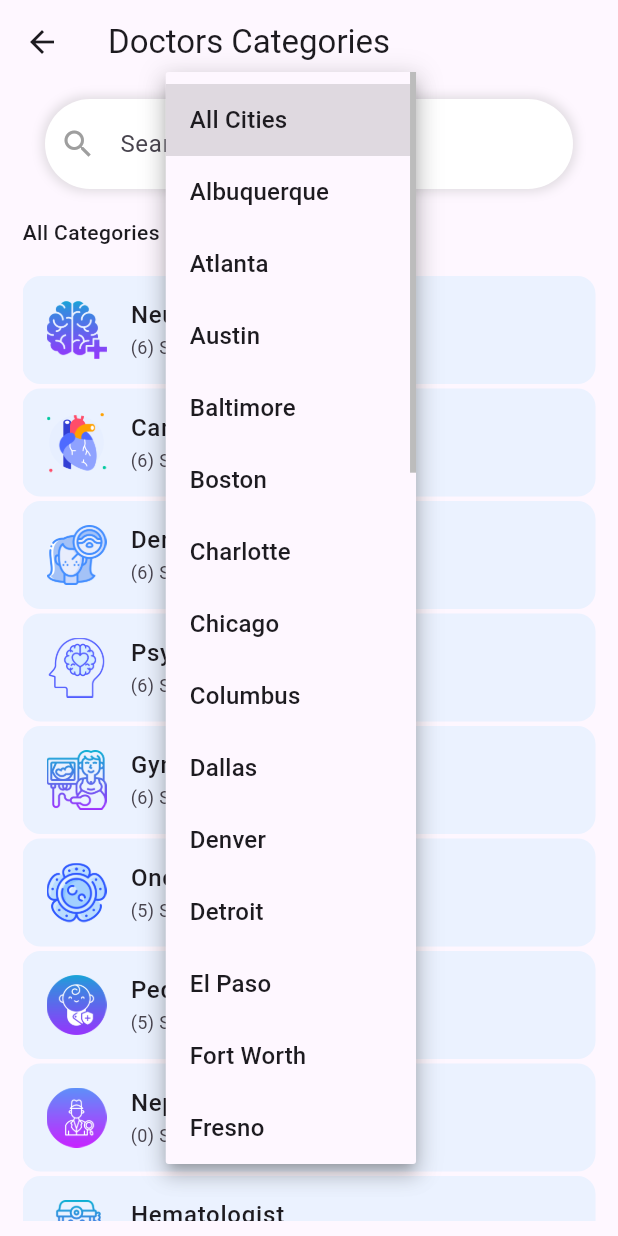
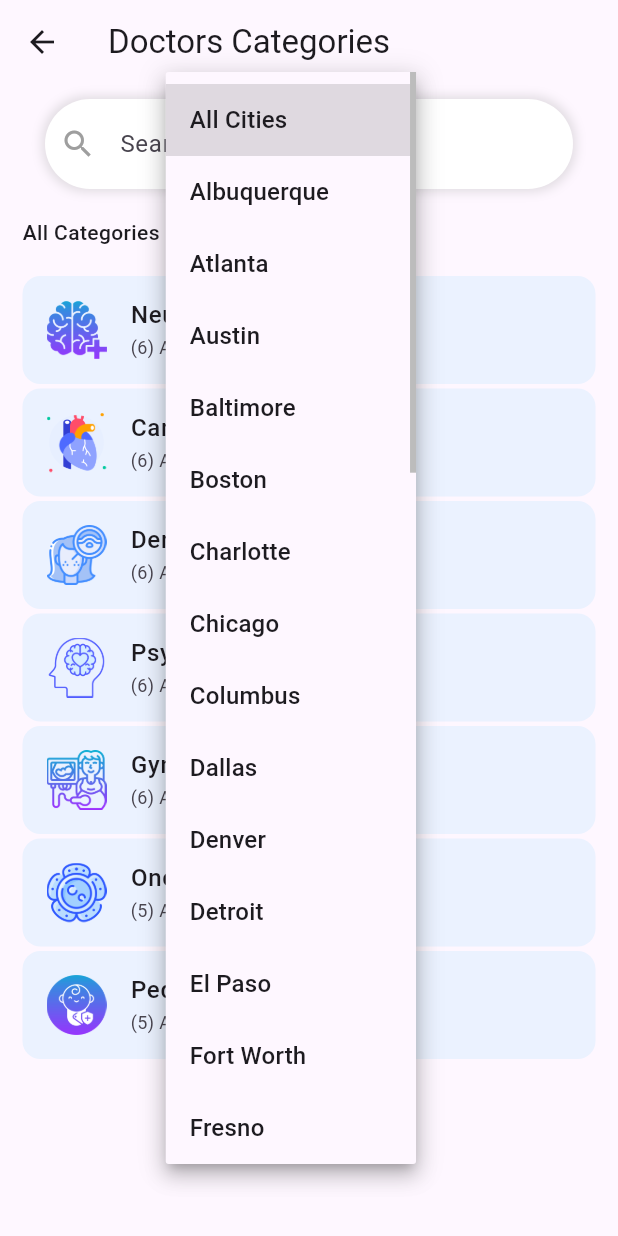
Before and after one commit to ii-habibi/doctor_appointment_booking, a Flutter app: the AllDoctorCategoriesScreen screen opened directly, after a tap on "All Cities", on a phone screen of 412 x 824 dp. Run offline on Flutter 3.47's test engine with Material 3 defaults, Android fonts, the phone set to English and light mode, and no system bars; our stand-ins replace bloc, flutter_bloc.

Commit message:
Fix the city filter now show only available categories

```diff
--- a/lib/auth/switch.dart
+++ b/lib/auth/switch.dart
@@ -33,11 +33,12 @@ class _DoctorPatientSwitchState extends State<DoctorPatientSwitch> {
                 height: 30,
               ),
               TextButton(
-                child: Text("Doctor"),
                 style: TextButton.styleFrom(
                   backgroundColor: Colors.blue,
                   foregroundColor: Colors.white,
                 ),
+
+                child: Text("Doctor"),
                 onPressed: () {
                   Navigator.push(context, MaterialPageRoute(builder: (context) => const DoctorBottomNavBar()));
                 },
--- a/lib/bloc/doctor_city_filter/doctor_city_filter_bloc.dart
+++ b/lib/bloc/doctor_city_filter/doctor_city_filter_bloc.dart
@@ -1,5 +1,6 @@
 import 'package:bloc/bloc.dart';
 import 'package:doctor_appointments/dummyData/doctors_list.dart';
+import 'package:doctor_appointments/utils/doctor_utils.dart';
 import 'package:meta/meta.dart';
 
 part 'doctor_city_filter_event.dart';
@@ -8,12 +9,32 @@ part 'doctor_city_filter_state.dart';
 class DoctorCityFilterBloc extends Bloc<DoctorCityFilterEvent, DoctorCityFilterState> {
   DoctorCityFilterBloc() : super(DoctorCityFilterInitial()) {
     on<DoctorCityFilterAllCitiesEvent>(allCities);
+    on<SearchQueryEvent>(searchQuery);
   }
 
   Future<void> allCities(DoctorCityFilterAllCitiesEvent event, Emitter<DoctorCityFilterState> emit) async {
     List<String> cities = doctors.map((doc) => doc["city"] as String).toSet().toList();
     cities.sort();
     cities.insert(0, "All Cities");
+    print(cities);
+
     emit(DoctorAllCitiesState(cities));
   }
+
+  Future<void> searchQuery(SearchQueryEvent event, Emitter<DoctorCityFilterState> emit) async {
+    final searchQuery = event.searchQuery;
+    final selectedCity = event.selectedCity;
+
+    // Filter categories
+    List<Map<String, dynamic>> filteredCategories = categories.where((category) {
+      final label = (category["label"] as String).toLowerCase();
+      final matchesQuery = searchQuery.isEmpty || label.contains(searchQuery.toLowerCase());
+      final doctorCount = getDoctorCount(category["label"], selectedCity);
+
+      return matchesQuery && doctorCount > 0;
+    }).toList();
+
+    emit(AllDocCategorySearchState(filteredCategories));
+  }
+
 }
--- a/lib/bloc/doctor_city_filter/doctor_city_filter_event.dart
+++ b/lib/bloc/doctor_city_filter/doctor_city_filter_event.dart
@@ -4,3 +4,10 @@ part of 'doctor_city_filter_bloc.dart';
 sealed class DoctorCityFilterEvent {}
 
 final class DoctorCityFilterAllCitiesEvent extends DoctorCityFilterEvent {}
+
+final class SearchQueryEvent extends DoctorCityFilterEvent {
+  final String searchQuery;
+  final String selectedCity;
+
+  SearchQueryEvent(this.searchQuery, this.selectedCity);
+}
--- a/lib/bloc/doctor_city_filter/doctor_city_filter_state.dart
+++ b/lib/bloc/doctor_city_filter/doctor_city_filter_state.dart
@@ -9,3 +9,9 @@ final class DoctorAllCitiesState extends DoctorCityFilterState {
   final List<String> cities;
   DoctorAllCitiesState(this.cities);
 }
+
+final class AllDocCategorySearchState extends DoctorCityFilterState {
+  final List<Map<String, dynamic>> filteredCategories;
+
+  AllDocCategorySearchState(this.filteredCategories);
+}
--- a/lib/screens/patient/doctor_selection/all_doctor_categories.dart
+++ b/lib/screens/patient/doctor_selection/all_doctor_categories.dart
@@ -16,21 +16,17 @@ class AllDoctorCategoriesScreen extends StatefulWidget {
 
 class _AllDoctorCategoriesScreenState extends State<AllDoctorCategoriesScreen> {
   String selectedCity = "All Cities";
-  String searchQuery = "";
-
-  List<Map<String, dynamic>> get filteredCategory {
-    return categories.where((category) {
-      if (searchQuery.isEmpty) return true;
-
-      final label = (category["label"] as String).toLowerCase();
-      return label.contains(searchQuery.toLowerCase());
-    }).toList();
-  }
 
   @override
   void initState() {
     super.initState();
+
     context.read<DoctorCityFilterBloc>().add(DoctorCityFilterAllCitiesEvent());
+    Future.delayed(Duration.zero, ()
+    {
+      context.read<DoctorCityFilterBloc>().add(
+          SearchQueryEvent("", selectedCity));
+    });
   }
 
   @override
@@ -42,11 +38,11 @@ class _AllDoctorCategoriesScreenState extends State<AllDoctorCategoriesScreen> {
         child: Column(
           crossAxisAlignment: CrossAxisAlignment.start,
           children: [
-            HomeSearchBar(onSearch: (value){
-              setState(() {
-                searchQuery = value;
-              });
-            }),
+            HomeSearchBar(
+              onSearch: (value) {
+                context.read<DoctorCityFilterBloc>().add(SearchQueryEvent(value, selectedCity));
+              },
+            ),
             const SizedBox(height: 5),
             Row(
               children: [
@@ -56,8 +52,8 @@ class _AllDoctorCategoriesScreenState extends State<AllDoctorCategoriesScreen> {
                 ),
                 const SizedBox(width: 20),
                 BlocBuilder<DoctorCityFilterBloc, DoctorCityFilterState>(
+                  buildWhen: (previous, current) => current is DoctorAllCitiesState, // Prevents unnecessary rebuilds
                   builder: (context, state) {
-
                     if (state is DoctorAllCitiesState) {
                       return DropdownButton<String>(
                         value: selectedCity,
@@ -68,24 +64,35 @@ class _AllDoctorCategoriesScreenState extends State<AllDoctorCategoriesScreen> {
                           );
                         }).toList(),
                         onChanged: (value) {
+                          if (value != null) {
                             setState(() {
-                            selectedCity = value!;
+                              selectedCity = value;
                             });
+                            context.read<DoctorCityFilterBloc>().add(SearchQueryEvent("", selectedCity));
+                          }
                         },
                       );
                     }
-                    return const CircularProgressIndicator();
+                    return const CircularProgressIndicator(); // Shows only when fetching cities initially
                   },
                 ),
+
               ],
             ),
             const SizedBox(height: 5),
             Expanded(
-              child: ListView.builder(
-                itemCount: filteredCategory.length, // Use filtered list
+              child: BlocBuilder<DoctorCityFilterBloc, DoctorCityFilterState>(
+                builder: (context, state) {
+                  if (state is AllDocCategorySearchState) {
+                    if (state.filteredCategories.isEmpty) {
+                      return const Center(child: Text("No categories available."));
+                    }
+                    return ListView.builder(
+                      itemCount: state.filteredCategories.length,
                       itemBuilder: (context, index) {
-                  final item = filteredCategory[index]; // Use filtered data
+                        final item = state.filteredCategories[index];
                         int count = getDoctorCount(item["label"], selectedCity);
+
                         return Padding(
                           padding: const EdgeInsets.only(bottom: 3),
                           child: Container(
@@ -107,7 +114,7 @@ class _AllDoctorCategoriesScreenState extends State<AllDoctorCategoriesScreen> {
                                 style: const TextStyle(fontWeight: FontWeight.w500),
                               ),
                               subtitle: Text(
-                          "($count) Some text!",
+                                "($count) Available",
                                 style: const TextStyle(fontSize: 12, fontWeight: FontWeight.w400),
                               ),
                               onTap: () {
@@ -115,7 +122,8 @@ class _AllDoctorCategoriesScreenState extends State<AllDoctorCategoriesScreen> {
                                   context,
                                   PageRouteBuilder(
                                     transitionDuration: const Duration(milliseconds: 500),
-                                pageBuilder: (context, animation, secondaryAnimation) => DoctorSelectionScreen(
+                                    pageBuilder: (context, animation, secondaryAnimation) =>
+                                        DoctorSelectionScreen(
                                           selectedCategory: item["label"],
                                           selectedCity: selectedCity,
                                         ),
@@ -123,25 +131,25 @@ class _AllDoctorCategoriesScreenState extends State<AllDoctorCategoriesScreen> {
                                       const begin = Offset(1.0, 0.0);
                                       const end = Offset.zero;
                                       const curve = Curves.easeInOut;
-
                                       var tween = Tween(begin: begin, end: end).chain(CurveTween(curve: curve));
-                                  var offsetAnimation = animation.drive(tween);
-
                                       return SlideTransition(
-                                    position: offsetAnimation,
+                                        position: animation.drive(tween),
                                         child: child,
                                       );
                                     },
                                   ),
                                 );
-                          }
+                              },
                             ),
                           ),
                         );
                       },
+                    );
+                  }
+                  return const Center(child: CircularProgressIndicator());
+                },
               ),
             ),
-
           ],
         ),
       ),
--- a/lib/utils/doctor_utils.dart
+++ b/lib/utils/doctor_utils.dart
@@ -4,8 +4,9 @@ import 'package:doctor_appointments/dummyData/doctors_list.dart';
 int getDoctorCount(String categoryLabel, String? city) {
   return doctors.where((doctor) {
     final bool matchesCategory = categoryLabel == "Cardiology"
-        ? doctor["speciality"] == "Cardiologist" : doctor["speciality"] == categoryLabel;
-    final bool matchesCity = (city == null || city == "All Cities") ? true : doctor["city"] == city;
+        ? doctor["speciality"] == "Cardiologist"
+        : doctor["speciality"] == categoryLabel;
+    final bool matchesCity = (city == null || city == "All Cities") || doctor["city"] == city;
     return matchesCategory && matchesCity;
   }).length;
 }
```
Also changed, not shown: 1 other file. Lines whose indentation alone changed are shown as unchanged.
